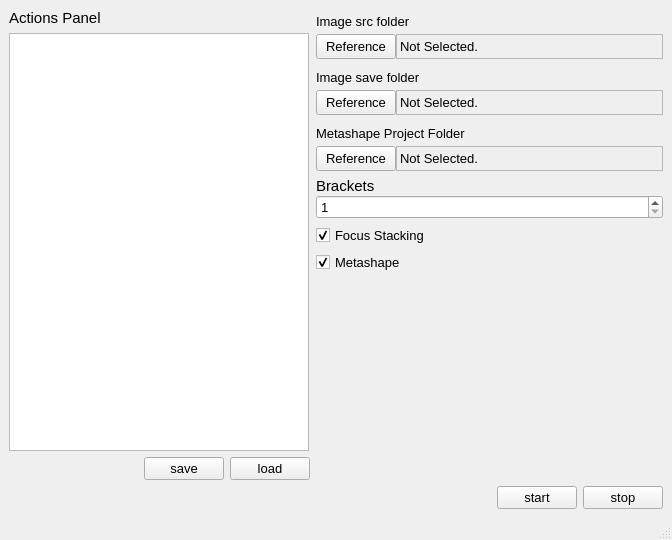
Above: MainWindow.ui from InteractiveGraphicsLab/StackShot3XAutoShooter before the change. Below: the same form after it.
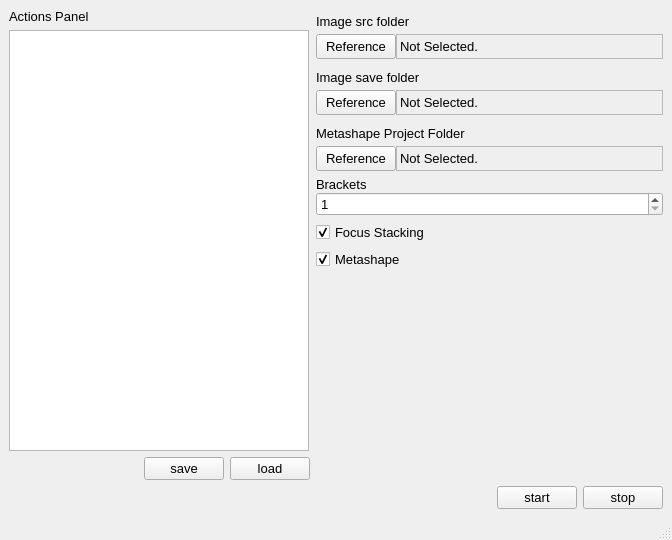
That is the form after the change.

Diff of the .ui file:
```diff
--- a/MainWindow.ui
+++ b/MainWindow.ui
@@ -36,7 +36,7 @@
             </property>
             <property name="font">
              <font>
-              <pointsize>11</pointsize>
+              <pointsize>10</pointsize>
              </font>
             </property>
             <property name="text">
@@ -447,7 +447,7 @@
              <widget class="QLabel" name="bracketsLabel">
               <property name="font">
                <font>
-                <pointsize>11</pointsize>
+                <pointsize>10</pointsize>
                </font>
               </property>
               <property name="text">
```
Left out of the diff: 5 changed lines with no effect on the pictures.
